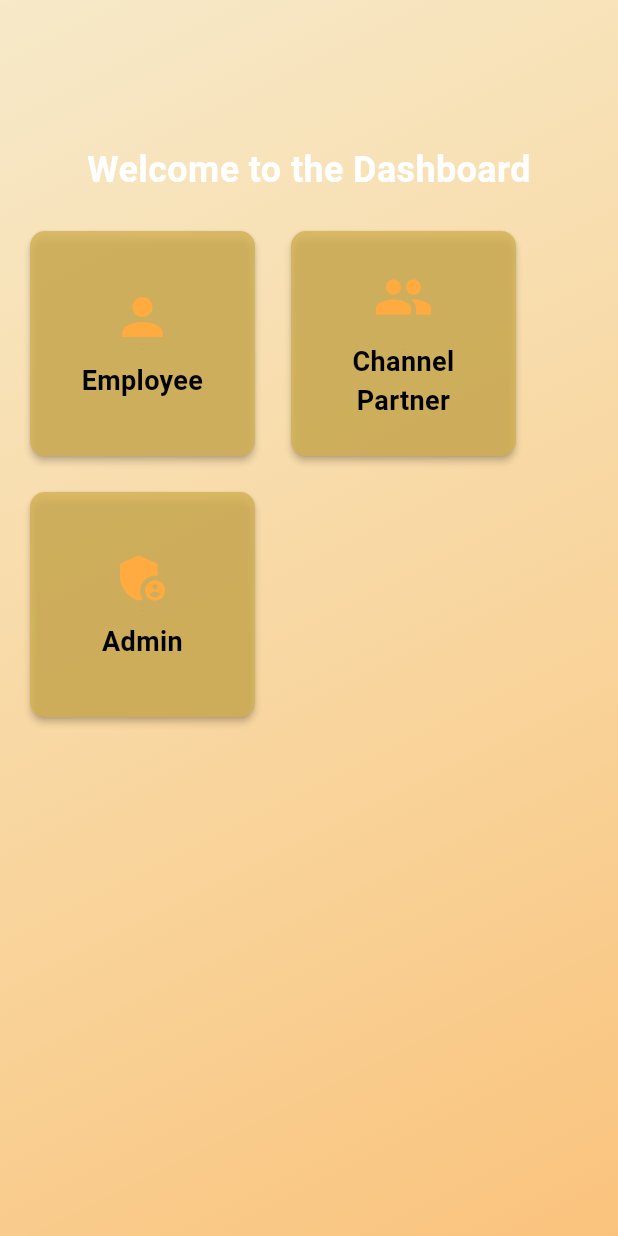
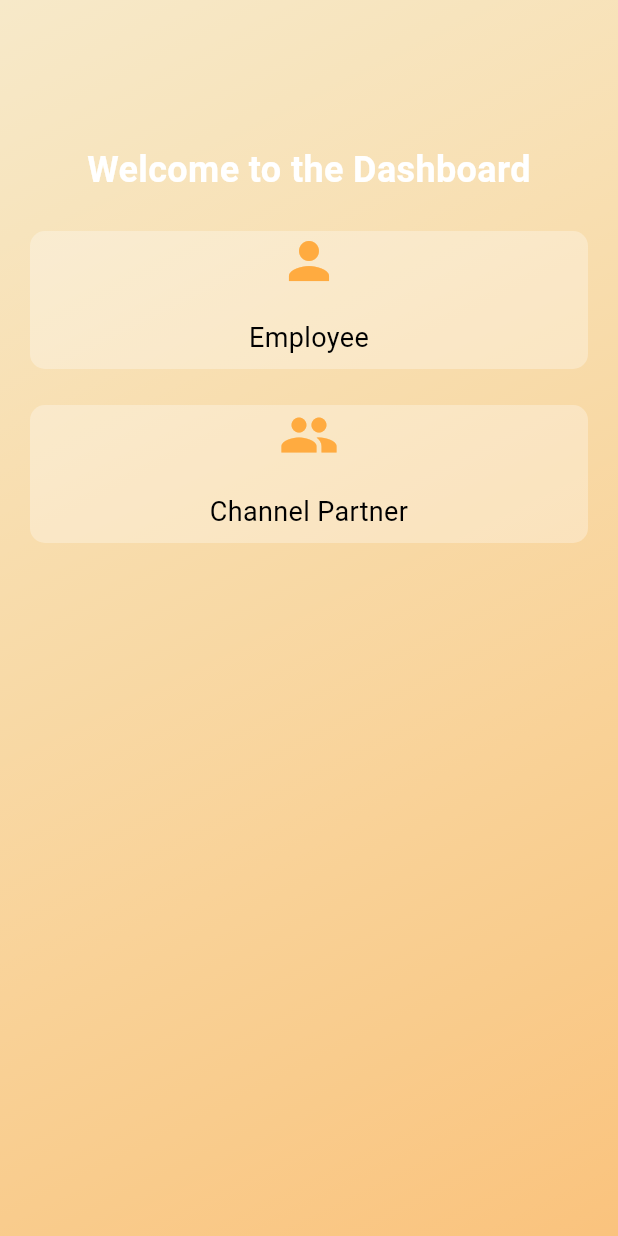
Before and after one commit to Tech2cool/ev-home-latest, a Flutter app: the UserManagementCards screen opened directly, on a phone screen of 412 x 824 dp. Run offline on Flutter 3.47's test engine with Material 3 defaults, Android fonts, the phone set to English and light mode, and no system bars; our stand-ins replace awesome_snackbar_content, cached_network_image, carousel_slider, chewie, dio, file_picker and 26 more; missing offline and left inert: multiselect_dropdown_flutter, onesignal_flutter, workmanager; accounts and stored records are empty; network calls fail.

Commit message:
user management

```diff
--- a/lib/pages/admin_pages/app_dev_pages/analytic_dev_cards.dart
+++ b/lib/pages/admin_pages/app_dev_pages/analytic_dev_cards.dart
@@ -190,4 +190,5 @@
       ),
     );
   }
+
 }
--- a/lib/pages/admin_pages/app_dev_pages/user_management_cards.dart
+++ b/lib/pages/admin_pages/app_dev_pages/user_management_cards.dart
@@ -1,3 +1,5 @@
+import 'package:ev_homes/pages/admin_pages/admin_management/manage_channel_partners.dart';
+import 'package:ev_homes/pages/admin_pages/admin_management/manage_employee.dart';
 import 'package:flutter/material.dart';
 
 class UserManagementCards extends StatefulWidget {
@@ -51,23 +53,29 @@
                       "Employee",
                       Icons.person,
                       () {
-                        // Add navigation or action here
+                        Navigator.of(context).push(
+                          MaterialPageRoute(
+                              builder: (context) => ManageEmployee()),
+                        );
                       },
                     ),
                     _buildDashboardCard(
                       "Channel Partner",
                       Icons.group,
                       () {
-                        // Add navigation or action here
+                        Navigator.of(context).push(
+                          MaterialPageRoute(
+                              builder: (context) => ManageChannelPartners()),
+                        );
                       },
                     ),
-                    _buildDashboardCard(
-                      "Admin",
-                      Icons.admin_panel_settings,
-                      () {
-                        // Add navigation or action here
-                      },
-                    ),
+                    // _buildDashboardCard(
+                    //   "Admin",
+                    //   Icons.admin_panel_settings,
+                    //   () {
+                    //     // Add navigation or action here
+                    //   },
+                    // ),
                   ],
                 ),
               ],
@@ -84,29 +92,28 @@
     GestureTapCallback? onTap,
   ) {
     return Card(
-      elevation: 2,
+      elevation: 0,
       shape: RoundedRectangleBorder(
         borderRadius: BorderRadius.circular(10),
       ),
-      color: const Color.fromARGB(255, 211, 177, 83).withOpacity(0.8),
+      color: Colors.white.withOpacity(0.3),
       child: InkWell(
         onTap: onTap,
-        child: Container(
-          width: 150, // Adjust the width of the card
-          height: 150, // Adjust the height of the card
-          padding: const EdgeInsets.all(16.0),
+        child: Center(
           child: Column(
-            mainAxisAlignment: MainAxisAlignment.center,
+            mainAxisSize: MainAxisSize.min,
             children: [
               Icon(icon, size: 40, color: Colors.orangeAccent),
               const SizedBox(height: 10),
-              Text(
-                title,
-                textAlign: TextAlign.center,
-                style: const TextStyle(
-                  fontSize: 18,
-                  fontWeight: FontWeight.bold,
-                  color: Colors.black,
+              Padding(
+                padding: const EdgeInsets.all(8.0),
+                child: Text(
+                  title,
+                  textAlign: TextAlign.center,
+                  style: const TextStyle(
+                    fontSize: 18,
+                    color: Colors.black,
+                  ),
                 ),
               ),
             ],
```
Also changed, not shown: lib/pages/admin_pages/admin_management/manage_channel_partners.dart (+8 -11 lines).
